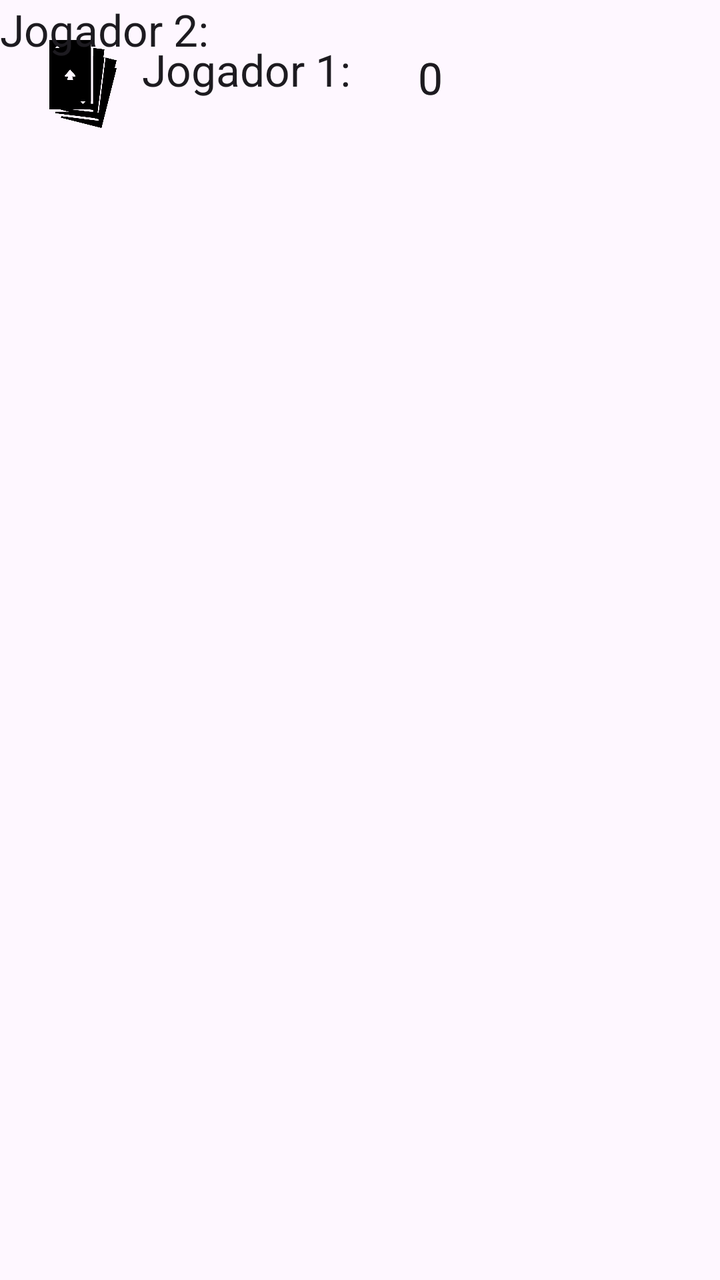
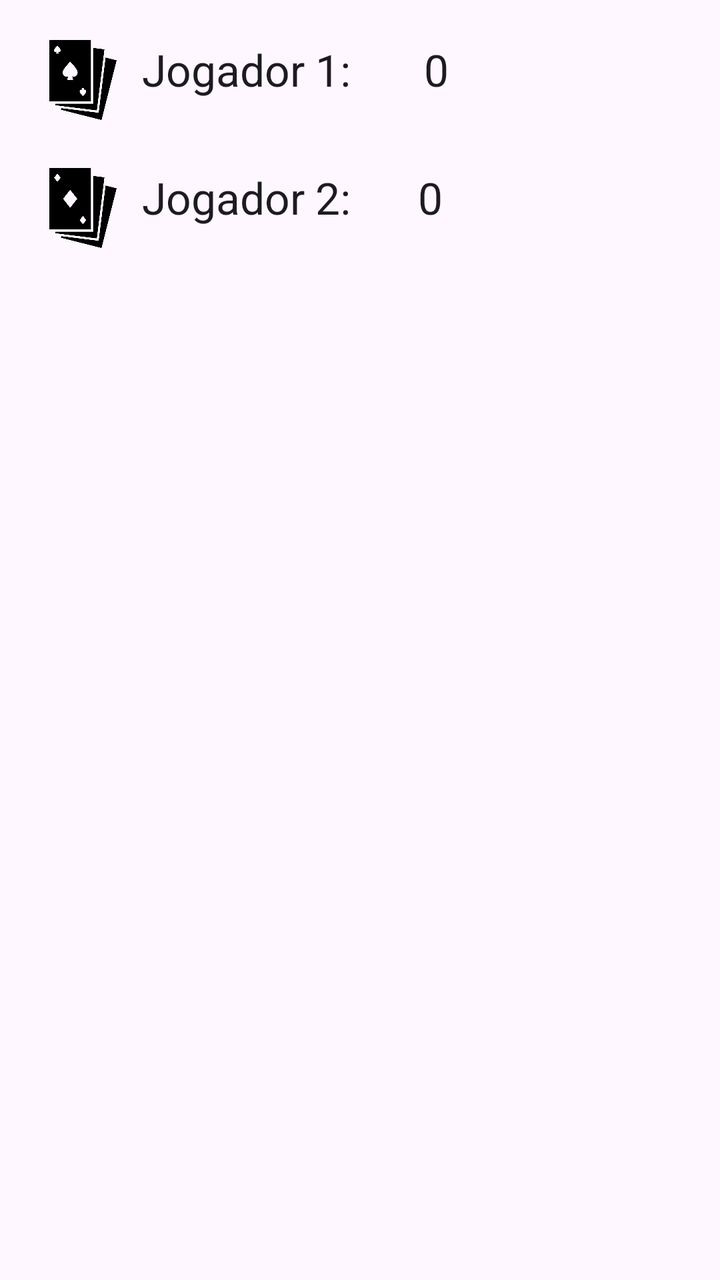

Two renders of the same Android screen: before a commit and after it. Below are the layout's source before the change and the commit's diff.
<!-- AndroidManifest.xml: application theme Theme.CatMarker -->
<!-- res/layout/activity_historico.xml -->
<?xml version="1.0" encoding="utf-8"?>
<androidx.constraintlayout.widget.ConstraintLayout xmlns:android="http://schemas.android.com/apk/res/android"
    xmlns:app="http://schemas.android.com/apk/res-auto"
    xmlns:tools="http://schemas.android.com/tools"
    android:id="@+id/main"
    android:layout_width="match_parent"
    android:layout_height="match_parent"
    tools:context=".HistoricoActivity">

    <ImageView
        android:id="@+id/icJogadorUm"
        android:layout_width="51dp"
        android:layout_height="40dp"
        android:layout_marginStart="16dp"
        android:layout_marginTop="20dp"
        android:contentDescription="Logo jogador 1"
        app:layout_constraintStart_toStartOf="parent"
        app:layout_constraintTop_toTopOf="parent"
        app:srcCompat="@drawable/ic_jogadorum" />

    <TextView
        android:id="@+id/tvNomeJogadorDois"
        android:layout_width="137dp"
        android:layout_height="40dp"
        android:layout_marginStart="4dp"
        android:layout_marginTop="20dp"
        android:text="Jogador 1:"
        android:textAppearance="@style/TextAppearance.AppCompat.Large"
        app:layout_constraintStart_toEndOf="@+id/icJogadorUm"
        app:layout_constraintTop_toTopOf="parent" />

    <TextView
        android:id="@+id/tvPartidasJogadorUm"
        android:layout_width="wrap_content"
        android:layout_height="40dp"
        android:layout_marginStart="4dp"
        android:text="0"
        android:textAppearance="@style/TextAppearance.AppCompat.Large"
        app:layout_constraintBaseline_toBaselineOf="@+id/tvNomeJogadorDois"
        app:layout_constraintStart_toEndOf="@+id/tvNomeJogadorDois" />

    <ImageView
        android:id="@+id/icJogadorDois"
        android:layout_width="51dp"
        android:layout_height="40dp"
        android:layout_marginStart="16dp"
        android:layout_marginTop="24dp"
        android:contentDescription="Logo jogador 2"
        app:layout_constraintStart_toStartOf="parent"
        app:layout_constraintTop_toBottomOf="@+id/tvNomeJogadorDois"
        app:srcCompat="@drawable/ic_jogadorum" />

    <TextView
        android:id="@+id/tvNomeJogadorDois"
        android:layout_width="134dp"
        android:layout_height="40dp"
        android:layout_marginStart="4dp"
        android:layout_marginTop="24dp"
        android:text="Jogador 2:"
        android:textAppearance="@style/TextAppearance.AppCompat.Large"
        app:layout_constraintStart_toEndOf="@+id/icJogadorDois"
        app:layout_constraintTop_toBottomOf="@+id/tvNomeJogadorDois" />

    <TextView
        android:id="@+id/tvPartidasJogadorDois"
        android:layout_width="wrap_content"
        android:layout_height="40dp"
        android:layout_marginStart="4dp"
        android:layout_marginTop="24dp"
        android:text="0"
        android:textAppearance="@style/TextAppearance.AppCompat.Large"
        app:layout_constraintBaseline_toBaselineOf="@+id/tvNomeJogadorDois"
        app:layout_constraintStart_toEndOf="@+id/tvNomeJogadorDois" />

</androidx.constraintlayout.widget.ConstraintLayout>
<!-- resources referenced by this layout -->
<resources>
  <!-- drawable ic_jogadorum: png bitmap (drawable, 12488 bytes) -->
  <style name="Theme.CatMarker" parent="Base.Theme.CatMarker" />
  <style name="Base.Theme.CatMarker" parent="Theme.Material3.DayNight.NoActionBar">
          
          
      </style>
</resources>

<!-- the commit's change to res/layout/activity_historico.xml (unified diff, before → after) -->
@@ -19,7 +19,7 @@
         app:srcCompat="@drawable/ic_jogadorum" />
 
     <TextView
-        android:id="@+id/tvNomeJogadorDois"
+        android:id="@+id/tvNomeJogadorUm"
         android:layout_width="137dp"
         android:layout_height="40dp"
         android:layout_marginStart="4dp"
@@ -31,13 +31,13 @@
 
     <TextView
         android:id="@+id/tvPartidasJogadorUm"
-        android:layout_width="wrap_content"
+        android:layout_width="32dp"
         android:layout_height="40dp"
         android:layout_marginStart="4dp"
         android:text="0"
         android:textAppearance="@style/TextAppearance.AppCompat.Large"
-        app:layout_constraintBaseline_toBaselineOf="@+id/tvNomeJogadorDois"
-        app:layout_constraintStart_toEndOf="@+id/tvNomeJogadorDois" />
+        app:layout_constraintBaseline_toBaselineOf="@+id/tvNomeJogadorUm"
+        app:layout_constraintStart_toEndOf="@+id/tvNomeJogadorUm" />
 
     <ImageView
         android:id="@+id/icJogadorDois"
@@ -47,8 +47,8 @@
         android:layout_marginTop="24dp"
         android:contentDescription="Logo jogador 2"
         app:layout_constraintStart_toStartOf="parent"
-        app:layout_constraintTop_toBottomOf="@+id/tvNomeJogadorDois"
-        app:srcCompat="@drawable/ic_jogadorum" />
+        app:layout_constraintTop_toBottomOf="@+id/icJogadorUm"
+        app:srcCompat="@drawable/ic_jogadordois" />
 
     <TextView
         android:id="@+id/tvNomeJogadorDois"
@@ -59,14 +59,13 @@
         android:text="Jogador 2:"
         android:textAppearance="@style/TextAppearance.AppCompat.Large"
         app:layout_constraintStart_toEndOf="@+id/icJogadorDois"
-        app:layout_constraintTop_toBottomOf="@+id/tvNomeJogadorDois" />
+        app:layout_constraintTop_toBottomOf="@+id/icJogadorUm" />
 
     <TextView
         android:id="@+id/tvPartidasJogadorDois"
-        android:layout_width="wrap_content"
+        android:layout_width="32dp"
         android:layout_height="40dp"
         android:layout_marginStart="4dp"
-        android:layout_marginTop="24dp"
         android:text="0"
         android:textAppearance="@style/TextAppearance.AppCompat.Large"
         app:layout_constraintBaseline_toBaselineOf="@+id/tvNomeJogadorDois"
<!-- resource entries referenced after the edit -->
@@ -1,5 +1,6 @@
 <!-- resources referenced by this layout -->
 <resources>
+  <!-- drawable ic_jogadordois: png bitmap (drawable, 12454 bytes) -->
   <!-- drawable ic_jogadorum: png bitmap (drawable, 12488 bytes) -->
   <style name="Theme.CatMarker" parent="Base.Theme.CatMarker" />
   <style name="Base.Theme.CatMarker" parent="Theme.Material3.DayNight.NoActionBar">
